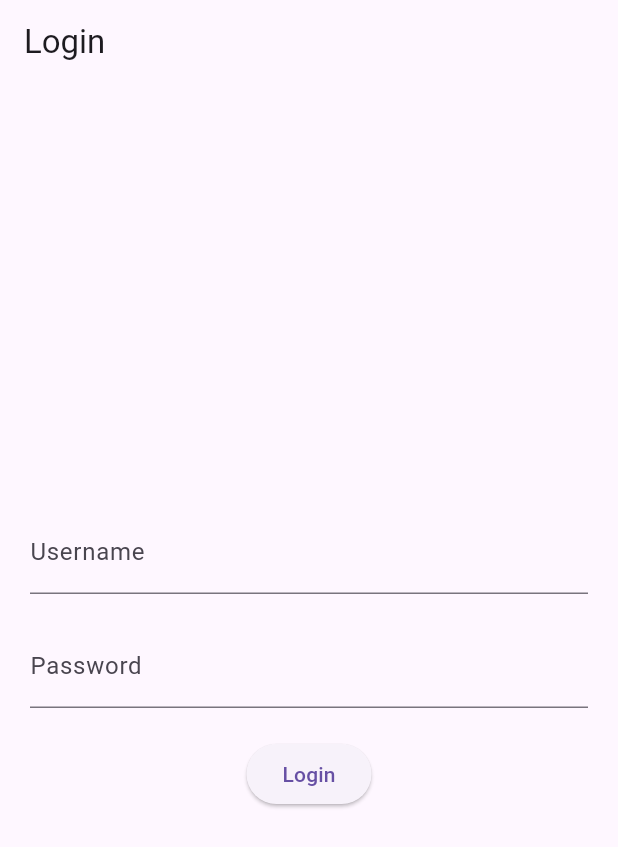
After one commit to MellowMancer/Spring, a Flutter app: the LoginPage screen opened directly, on a phone screen of 412 x 824 dp. The commit adds this screen. Shown: the top 847 px of the screen. Run offline on Flutter 3.47's test engine with Material 3 defaults, Android fonts, the phone set to English and light mode, and no system bars; our stand-ins replace firebase_auth, firebase_core, google_sign_in; accounts and stored records are empty; generated files the repository leaves out were written again.

Commit message:
created a dashboard and a login page

```diff
--- /dev/null
+++ b/spring-frontend/lib/login.dart
@@ -0,0 +1,105 @@
+import 'package:flutter/material.dart';
+
+class LoginPage extends StatelessWidget {
+  const LoginPage({Key? key}) : super(key: key);
+
+  @override
+  Widget build(BuildContext context) {
+    return Scaffold(
+      appBar: AppBar(
+        title: const Text('Login'),
+      ),
+      body: Center(
+        child: Padding(
+          padding: const EdgeInsets.all(20.0),
+          child: LoginForm(),
+        ),
+      ),
+    );
+  }
+}
+
+class LoginForm extends StatefulWidget {
+  const LoginForm({Key? key}) : super(key: key);
+
+  @override
+  _LoginFormState createState() => _LoginFormState();
+}
+
+class _LoginFormState extends State<LoginForm> {
+  final TextEditingController _usernameController = TextEditingController();
+  final TextEditingController _passwordController = TextEditingController();
+
+  void _login() {
+    // Here you can add your logic for authentication
+    String username = _usernameController.text;
+    String password = _passwordController.text;
+
+    // Dummy authentication example
+    if (username == 'admin' && password == 'password') {
+      // Navigate to dashboard or another screen upon successful login
+      Navigator.pushReplacement(
+        context,
+        MaterialPageRoute(builder: (context) => const Dashboard()),
+      );
+    } else {
+      // Show error message for invalid credentials
+      ScaffoldMessenger.of(context).showSnackBar(
+        const SnackBar(
+          content: Text('Invalid username or password'),
+        ),
+      );
+    }
+  }
+
+  @override
+  Widget build(BuildContext context) {
+    return Column(
+      mainAxisAlignment: MainAxisAlignment.center,
+      children: <Widget>[
+        TextField(
+          controller: _usernameController,
+          decoration: InputDecoration(
+            labelText: 'Username',
+          ),
+        ),
+        const SizedBox(height: 20),
+        TextField(
+          controller: _passwordController,
+          decoration: InputDecoration(
+            labelText: 'Password',
+          ),
+          obscureText: true,
+        ),
+        const SizedBox(height: 20),
+        ElevatedButton(
+          onPressed: _login,
+          child: const Text('Login'),
+        ),
+      ],
+    );
+  }
+}
+
+class Dashboard extends StatelessWidget {
+  const Dashboard({Key? key}) : super(key: key);
+
+  @override
+  Widget build(BuildContext context) {
+    return Scaffold(
+      appBar: AppBar(
+        title: const Text('My Dashboard'),
+      ),
+      body: Center(
+        child: const Text('Welcome to Dashboard!'),
+      ),
+    );
+  }
+}
+
+void main() {
+  runApp(const MaterialApp(
+    title: 'Login Demo',
+    home: LoginPage(),
+  ));
+}
--- a/spring-frontend/lib/main.dart
+++ b/spring-frontend/lib/main.dart
@@ -8,6 +8,8 @@ import 'firebase_options.dart';
 import 'package:google_sign_in/google_sign_in.dart';
 import 'package:firebase_auth/firebase_auth.dart';
 import 'home.dart';
+
+
 
 Future<UserCredential> signInWithGoogle() async {
   // Trigger the authentication flow
```
Also changed, not shown: spring-frontend/lib/dashboard.dart (added, +128 -0 lines).
